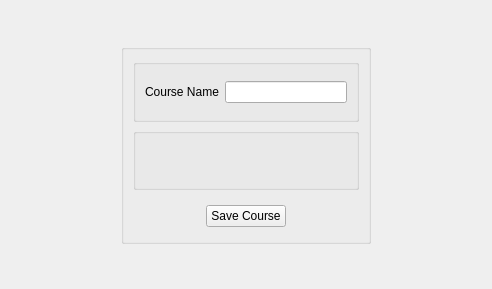
The window that main_shit/changesemester.ui (Deatrax/ordo) describes before a commit, drawn with Qt 5.
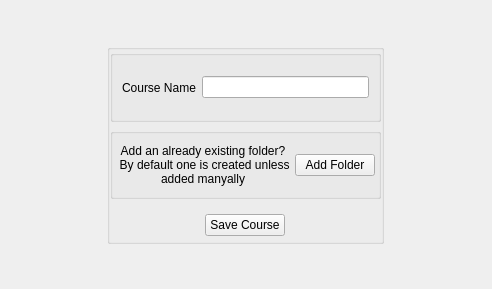
The same window after the commit. The open tabs and pages were chosen to show the change.

Commit message: added style to dro area on home page and am adding option to add exisiting folder in new course

Patch:
```diff
--- a/main_shit/changesemester.ui
+++ b/main_shit/changesemester.ui
@@ -94,6 +94,18 @@
            <set>Qt::AlignJustify|Qt::AlignVCenter</set>
           </property>
           <layout class="QVBoxLayout" name="verticalLayout_2">
+           <property name="leftMargin">
+            <number>0</number>
+           </property>
+           <property name="topMargin">
+            <number>0</number>
+           </property>
+           <property name="rightMargin">
+            <number>0</number>
+           </property>
+           <property name="bottomMargin">
+            <number>0</number>
+           </property>
            <item>
             <widget class="QGroupBox" name="groupBox">
              <property name="title">
@@ -125,6 +137,58 @@
              <property name="title">
               <string/>
              </property>
+             <property name="alignment">
+              <set>Qt::AlignCenter</set>
+             </property>
+             <layout class="QHBoxLayout" name="horizontalLayout_5">
+              <property name="spacing">
+               <number>5</number>
+              </property>
+              <property name="leftMargin">
+               <number>3</number>
+              </property>
+              <property name="topMargin">
+               <number>0</number>
+              </property>
+              <property name="rightMargin">
+               <number>3</number>
+              </property>
+              <property name="bottomMargin">
+               <number>0</number>
+              </property>
+              <item>
+               <widget class="QLabel" name="label_2">
+                <property name="text">
+                 <string>Add an already existing folder? 
+ By default one is created unless
+added manyally</string>
+                </property>
+                <property name="alignment">
+                 <set>Qt::AlignCenter</set>
+                </property>
+               </widget>
+              </item>
+              <item>
+               <layout class="QHBoxLayout" name="horizontalLayout_4">
+                <item>
+                 <widget class="QPushButton" name="addFolderButton">
+                  <property name="sizePolicy">
+                   <sizepolicy hsizetype="Fixed" vsizetype="Fixed">
+                    <horstretch>0</horstretch>
+                    <verstretch>0</verstretch>
+                   </sizepolicy>
+                  </property>
+                  <property name="layoutDirection">
+                   <enum>Qt::LeftToRight</enum>
+                  </property>
+                  <property name="text">
+                   <string>Add Folder</string>
+                  </property>
+                 </widget>
+                </item>
+               </layout>
+              </item>
+             </layout>
             </widget>
            </item>
            <item>
```
Left out of the diff: 2 changed lines with no effect on the pictures. The commit also changes 2 other files.
